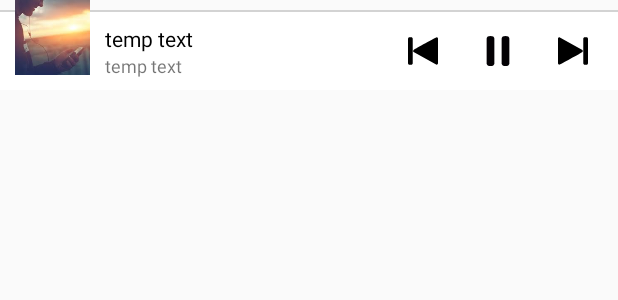
After one commit to Vanh1200/LoveMusic, an Android app: the layout fragment_mini_player.xml on its own in the app's theme, with its tools: preview values and no code run, on a phone screen of 412 x 824 dp. The commit adds this screen. Shown: the top 300 px of the screen. Run offline under Robolectric (Android 15) with nearby library versions, the phone set to English and light mode, and no system bars.

Commit message:
create mini play and handle event

```diff
--- /dev/null
+++ b/app/src/main/res/layout/fragment_mini_player.xml
@@ -0,0 +1,104 @@
+<?xml version="1.0" encoding="utf-8"?>
+<android.support.constraint.ConstraintLayout xmlns:android="http://schemas.android.com/apk/res/android"
+    xmlns:app="http://schemas.android.com/apk/res-auto"
+    android:layout_width="match_parent"
+    android:layout_height="wrap_content"
+    android:background="@android:color/transparent">
+
+    <View
+        android:id="@+id/view_bottom"
+        android:layout_width="0dp"
+        android:layout_height="0dp"
+        android:layout_marginTop="@dimen/dp_8"
+        android:background="@android:color/white"
+        app:layout_constraintBottom_toBottomOf="parent"
+        app:layout_constraintEnd_toEndOf="parent"
+        app:layout_constraintStart_toStartOf="parent"
+        app:layout_constraintTop_toTopOf="parent" />
+
+    <ProgressBar
+        android:id="@+id/progress_bar_mini_play"
+        style="?android:attr/progressBarStyleHorizontal"
+        android:layout_width="0dp"
+        android:layout_height="@dimen/dp_1"
+        app:layout_constraintBottom_toTopOf="@id/view_bottom"
+        app:layout_constraintEnd_toEndOf="parent"
+        app:layout_constraintStart_toStartOf="parent" />
+
+    <ImageView
+        android:id="@+id/image_artwork"
+        android:layout_width="@dimen/dp_50"
+        android:layout_height="@dimen/dp_50"
+        android:layout_marginStart="@dimen/dp_10"
+        android:layout_marginBottom="10dp"
+        android:scaleType="centerCrop"
+        android:src="@drawable/ambient"
+        app:layout_constraintBottom_toBottomOf="parent"
+        app:layout_constraintEnd_toStartOf="@id/text_title"
+        app:layout_constraintStart_toStartOf="parent"
+        app:layout_constraintTop_toTopOf="parent" />
+
+    <TextView
+        android:id="@+id/text_title"
+        android:layout_width="0dp"
+        android:layout_height="wrap_content"
+        android:layout_marginStart="@dimen/dp_10"
+        android:ellipsize="end"
+        android:maxLines="1"
+        android:text="@string/text_temp_text"
+        android:textColor="@android:color/black"
+        android:textSize="@dimen/sp_14"
+        app:layout_constraintBottom_toTopOf="@id/text_artist"
+        app:layout_constraintEnd_toStartOf="@id/image_previous"
+        app:layout_constraintStart_toEndOf="@id/image_artwork"
+        app:layout_constraintTop_toTopOf="@id/view_bottom"
+        app:layout_constraintVertical_chainStyle="packed" />
+
+    <TextView
+        android:id="@+id/text_artist"
+        android:layout_width="0dp"
+        android:layout_height="wrap_content"
+        android:ellipsize="end"
+        android:maxLines="1"
+        android:text="@string/text_temp_text"
+        android:textSize="@dimen/sp_12"
+        app:layout_constraintBottom_toBottomOf="@id/view_bottom"
+        app:layout_constraintEnd_toEndOf="@id/text_title"
+        app:layout_constraintStart_toStartOf="@id/text_title"
+        app:layout_constraintTop_toBottomOf="@id/text_title" />
+
+    <ImageView
+        android:id="@+id/image_previous"
+        android:layout_width="@dimen/dp_20"
+        android:layout_height="@dimen/dp_20"
+        android:layout_marginStart="@dimen/dp_20"
+        android:layout_marginEnd="@dimen/dp_30"
+        android:src="@drawable/ic_notify_previous"
+        app:layout_constraintBottom_toBottomOf="@id/view_bottom"
+        app:layout_constraintEnd_toStartOf="@id/image_play"
+        app:layout_constraintStart_toEndOf="@id/text_title"
+        app:layout_constraintTop_toTopOf="@id/view_bottom" />
+
+    <ImageView
+        android:id="@+id/image_play"
+        android:layout_width="@dimen/dp_20"
+        android:layout_height="@dimen/dp_20"
+        android:layout_marginEnd="@dimen/dp_30"
+        android:src="@drawable/ic_notify_pause"
+        app:layout_constraintBottom_toBottomOf="@id/view_bottom"
+        app:layout_constraintEnd_toStartOf="@id/image_next"
+        app:layout_constraintStart_toEndOf="@id/image_previous"
+        app:layout_constraintTop_toTopOf="@id/view_bottom" />
+
+    <ImageView
+        android:id="@+id/image_next"
+        android:layout_width="@dimen/dp_20"
+        android:layout_height="@dimen/dp_20"
+        android:layout_marginEnd="@dimen/dp_20"
+        android:src="@drawable/ic_notify_next"
+        app:layout_constraintBottom_toBottomOf="@id/view_bottom"
+        app:layout_constraintEnd_toEndOf="@id/view_bottom"
+        app:layout_constraintStart_toEndOf="@id/image_play"
+        app:layout_constraintTop_toTopOf="@id/view_bottom" />
+
+</android.support.constraint.ConstraintLayout>
--- a/app/src/main/res/values/dimens.xml
+++ b/app/src/main/res/values/dimens.xml
@@ -37,4 +37,8 @@
     <dimen name="dp_1">1dp</dimen>
     <dimen name="dp_32">32dp</dimen>
     <dimen name="sp_15">15sp</dimen>
+    <dimen name="dp_8">8dp</dimen>
+    <dimen name="dp_4">4dp</dimen>
+    <dimen name="dp_45">45dp</dimen>
+    <dimen name="sp_12">12sp</dimen>
 </resources>
--- a/app/src/main/res/values/strings.xml
+++ b/app/src/main/res/values/strings.xml
@@ -39,4 +39,5 @@
     <string name="text_favorite">Favorite</string>
     <string name="text_download">Download</string>
     <string name="default_time">0</string>
+    <string name="animation_rotation">rotation</string>
 </resources>
```
Also changed, not shown: app/src/main/java/com/vanh1200/lovemusic/screen/miniplayer/MiniPlayerFragment.java (added, +217 -0 lines).
